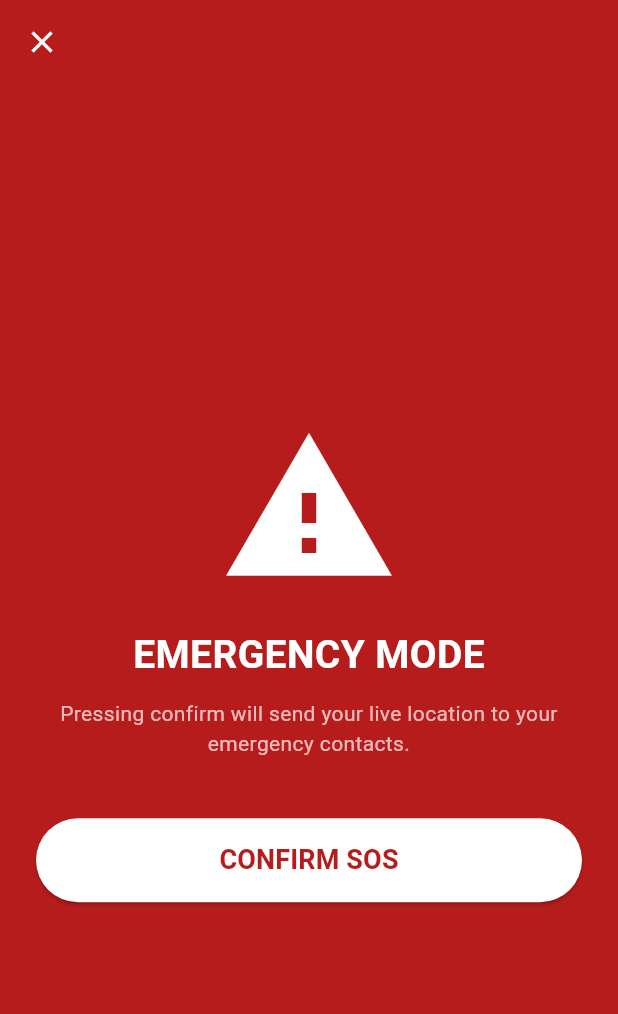
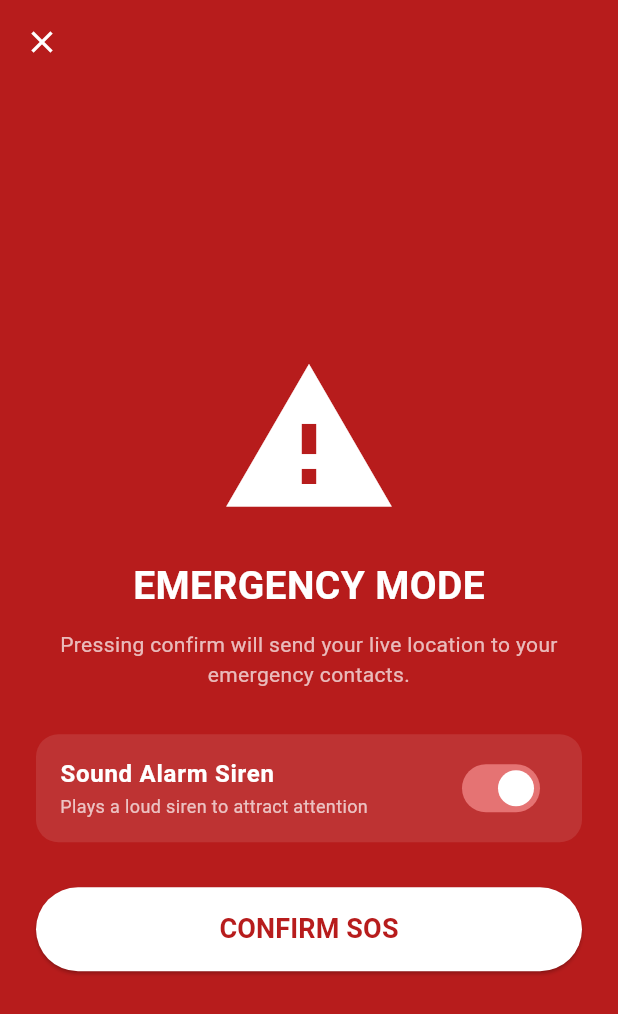
Before and after one commit to aarnavnk17/AtlasWatch, a Flutter app: the SosScreen screen opened directly, on a phone screen of 412 x 824 dp. Shown: the top 1014 px of the screen. Run offline on Flutter 3.47's test engine with Material 3 defaults, Android fonts, the phone set to English and light mode, and no system bars; our stand-ins replace flutter_contacts, flutter_map, geocoding, geolocator, latlong2, permission_handler and 1 more; missing offline and left inert: flutter_ringtone_player; accounts and stored records are empty; network calls fail.

Commit message:
Add sound to SOS button and refine SOS features

```diff
--- a/lib/screens/sos_screen.dart
+++ b/lib/screens/sos_screen.dart
@@ -13,6 +13,7 @@ class SosScreen extends StatefulWidget {
 
 class _SosScreenState extends State<SosScreen> {
   bool _isSending = false;
+  bool _playSiren = true;
 
   Future<void> _sendSos() async {
     setState(() => _isSending = true);
@@ -73,7 +74,7 @@ class _SosScreenState extends State<SosScreen> {
       if (mounted) {
         Navigator.pushReplacement(
           context,
-          MaterialPageRoute(builder: (context) => const SosActiveScreen()),
+          MaterialPageRoute(builder: (context) => SosActiveScreen(playSiren: _playSiren)),
         );
       }
     } catch (e) {
@@ -122,7 +123,34 @@ class _SosScreenState extends State<SosScreen> {
                 textAlign: TextAlign.center,
                 style: TextStyle(color: Colors.white70),
               ),
-              const SizedBox(height: 40),
+              const SizedBox(height: 30),
+              Container(
+                decoration: BoxDecoration(
+                  color: Colors.white.withOpacity(0.1),
+                  borderRadius: BorderRadius.circular(15),
+                ),
+                child: SwitchListTile(
+                  title: const Text(
+                    'Sound Alarm Siren',
+                    style: TextStyle(color: Colors.white, fontWeight: FontWeight.bold),
+                  ),
+                  subtitle: const Text(
+                    'Plays a loud siren to attract attention',
+                    style: TextStyle(color: Colors.white70, fontSize: 12),
+                  ),
+                  value: _playSiren,
+                  onChanged: (bool value) {
+                    setState(() {
+                      _playSiren = value;
+                    });
+                  },
+                  activeColor: Colors.white,
+                  activeTrackColor: Colors.red.shade300,
+                  inactiveThumbColor: Colors.white54,
+                  inactiveTrackColor: Colors.white24,
+                ),
+              ),
+              const SizedBox(height: 30),
               _isSending
                   ? const CircularProgressIndicator(color: Colors.white)
                   : SizedBox(
--- a/pubspec.yaml
+++ b/pubspec.yaml
@@ -45,6 +45,7 @@ dependencies:
   url_launcher: ^6.3.2
   flutter_contacts: ^1.1.9+2
   permission_handler: ^11.3.1
+  flutter_ringtone_player: ^4.0.0+4
 
 dev_dependencies:
   flutter_test:
```
Also changed, not shown: lib/screens/profile_setup_screen.dart (+23 -3 lines), lib/screens/sos_active_screen.dart (+29 -2 lines), pubspec.lock.
